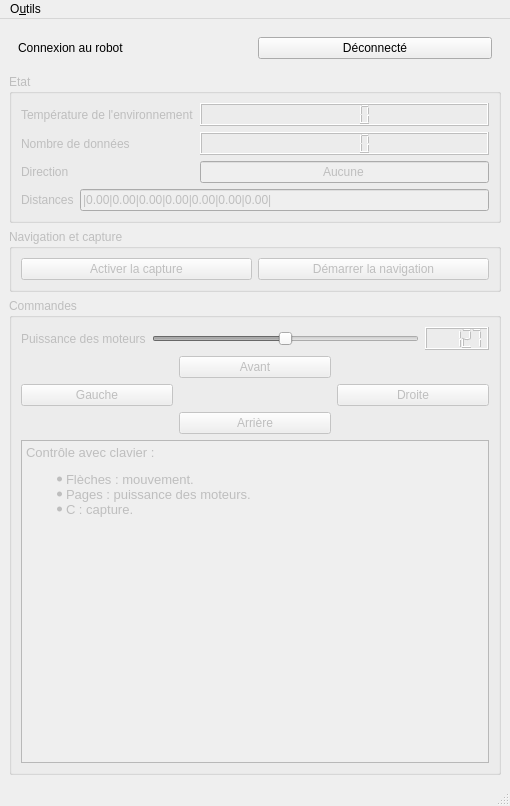
This is Code/PC/GUI/DistancesCarRemoteControler.ui in Hamza5/PFE-Master as Qt 5 draws it before an edit. The edited form follows.
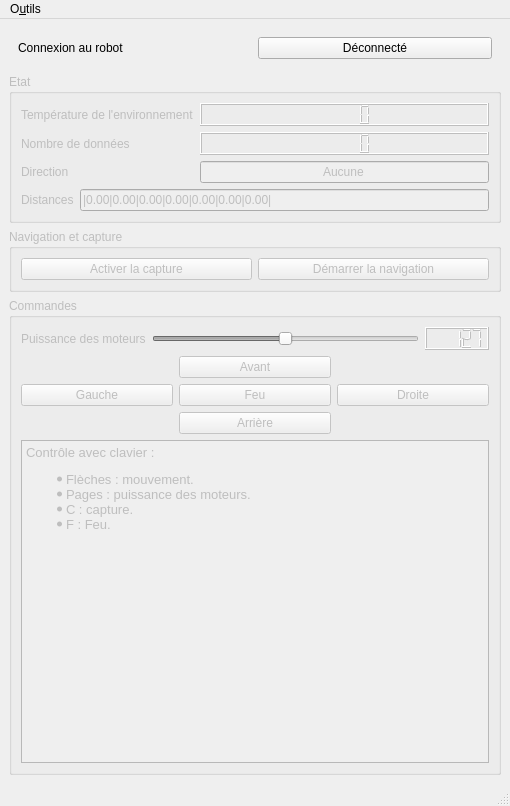
This is the edited form.

Commit message: Ajouter le contrôle du Flash

The edit to the form file:
```diff
--- a/Code/PC/GUI/DistancesCarRemoteControler.ui
+++ b/Code/PC/GUI/DistancesCarRemoteControler.ui
@@ -219,6 +219,16 @@
            </property>
           </widget>
          </item>
+         <item row="1" column="1">
+          <widget class="QPushButton" name="flashPushButton">
+           <property name="text">
+            <string>Feu</string>
+           </property>
+           <property name="checkable">
+            <bool>true</bool>
+           </property>
+          </widget>
+         </item>
         </layout>
        </item>
        <item row="2" column="0" colspan="3">
@@ -240,7 +250,8 @@
 &lt;p style=&quot; margin-top:12px; margin-bottom:12px; margin-left:0px; margin-right:0px; -qt-block-indent:0; text-indent:0px;&quot;&gt;Contrôle avec clavier :&lt;/p&gt;
 &lt;ul style=&quot;margin-top: 0px; margin-bottom: 0px; margin-left: 0px; margin-right: 0px; -qt-list-indent: 1;&quot;&gt;&lt;li style=&quot; margin-top:0px; margin-bottom:0px; margin-left:0px; margin-right:0px; -qt-block-indent:0; text-indent:0px;&quot;&gt;Flèches : mouvement.&lt;/li&gt;
 &lt;li style=&quot; margin-top:0px; margin-bottom:0px; margin-left:0px; margin-right:0px; -qt-block-indent:0; text-indent:0px;&quot;&gt;Pages : puissance des moteurs.&lt;/li&gt;
-&lt;li style=&quot; margin-top:0px; margin-bottom:0px; margin-left:0px; margin-right:0px; -qt-block-indent:0; text-indent:0px;&quot;&gt;C : capture.&lt;/li&gt;&lt;/ul&gt;&lt;/body&gt;&lt;/html&gt;</string>
+&lt;li style=&quot; margin-top:0px; margin-bottom:0px; margin-left:0px; margin-right:0px; -qt-block-indent:0; text-indent:0px;&quot;&gt;C : capture.&lt;/li&gt;
+&lt;li style=&quot; margin-top:0px; margin-bottom:0px; margin-left:0px; margin-right:0px; -qt-block-indent:0; text-indent:0px;&quot;&gt;F : Feu.&lt;/li&gt;&lt;/ul&gt;&lt;/body&gt;&lt;/html&gt;</string>
          </property>
          <property name="textInteractionFlags">
           <set>Qt::NoTextInteraction</set>
```
Left out of the diff: 2 changed lines with no effect on the pictures. The commit also changes 10 other files.
